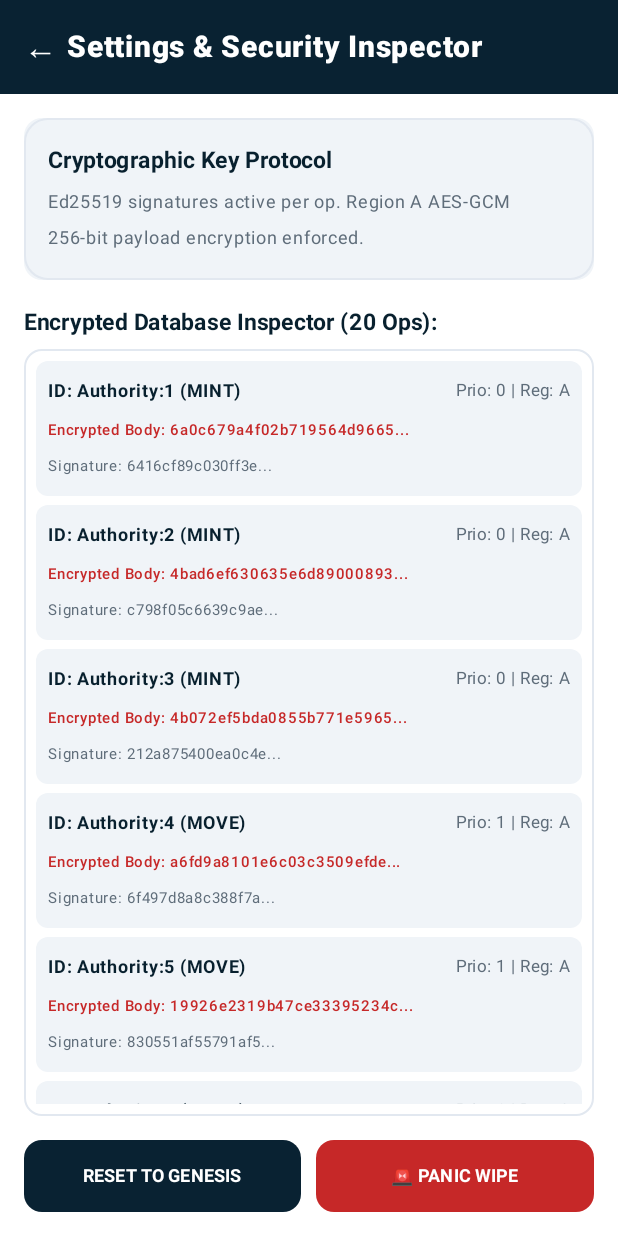
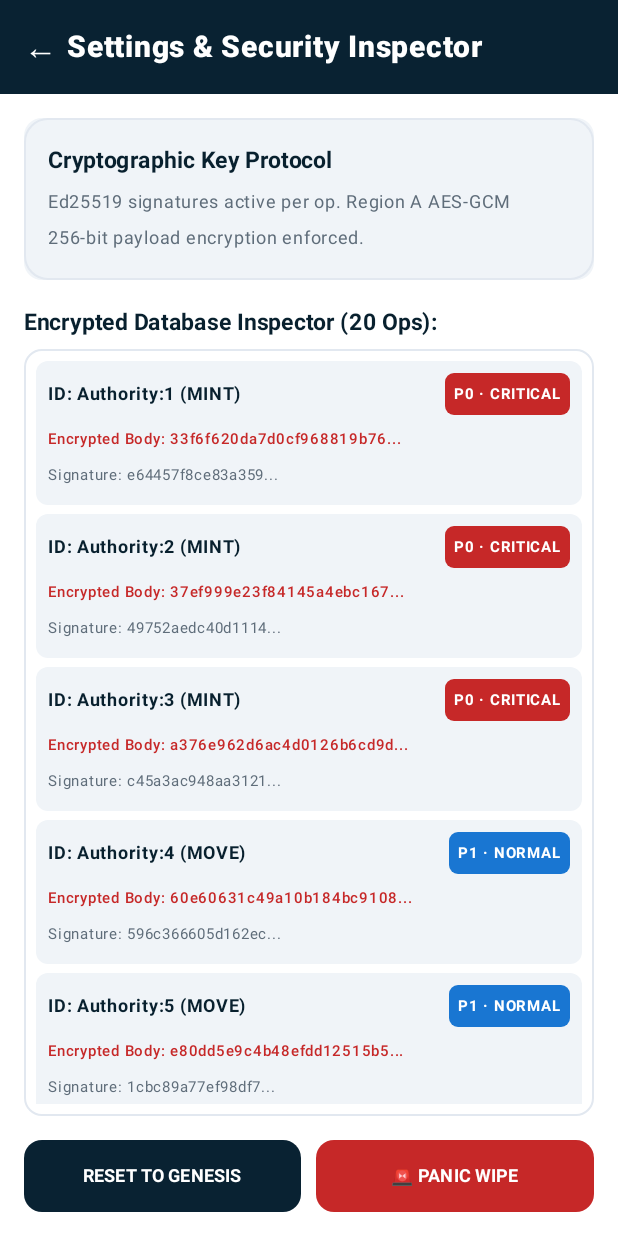
Before and after one commit to Yokesveren/Cantina_devhost, an Android app built with Jetpack Compose: the screen it shows after launch (MainActivity), after a tap on "⚙️", on a phone screen of 412 x 824 dp. Run offline under Robolectric (Android 15) with nearby library versions, the phone set to English and light mode, and no system bars; libraries missing offline, so code that uses them is left out: com.google.android.gms, org.bouncycastle.crypto; 30 statements that could not run were skipped; 1 other tap on this screen came first.

Commit message:
add dynamic op priority mapping and Database Inspector priority badges

```diff
--- a/androidApp/src/main/kotlin/com/example/deaddrop/MainActivity.kt
+++ b/androidApp/src/main/kotlin/com/example/deaddrop/MainActivity.kt
@@ -1055,17 +1055,39 @@ fun SettingsScreen(
                 items(ops) { op ->
                     val bodyHex = op.body.joinToString("") { "%02x".format(it) }.take(24) + "..."
                     val sigHex = op.sig.joinToString("") { "%02x".format(it) }.take(16) + "..."
+                    val (prioLabel, prioColor) = when (op.priority) {
+                        0 -> Pair("P0 · CRITICAL", EmergencyRed)
+                        1 -> Pair("P1 · NORMAL", Color(0xFF1976D2))
+                        2 -> Pair("P2 · LOW", Color(0xFF757575))
+                        else -> Pair("P${op.priority}", Color.Gray)
+                    }
+
                     Card(
                         modifier = Modifier.fillMaxWidth(),
                         colors = CardDefaults.cardColors(containerColor = TileCardBg),
                         shape = RoundedCornerShape(8.dp)
                     ) {
                         Column(modifier = Modifier.padding(8.dp)) {
-                            Row(modifier = Modifier.fillMaxWidth(), horizontalArrangement = Arrangement.SpaceBetween) {
+                            Row(
+                                modifier = Modifier.fillMaxWidth(),
+                                horizontalArrangement = Arrangement.SpaceBetween,
+                                verticalAlignment = Alignment.CenterVertically
+                            ) {
                                 Text("ID: ${op.id} (${op.kind})", fontWeight = FontWeight.Bold, fontSize = 12.sp, color = DarkNavyText)
-                                Text("Prio: ${op.priority} | Reg: ${op.region}", fontSize = 11.sp, color = LightSubtext)
+                                Surface(
+                                    shape = RoundedCornerShape(6.dp),
+                                    color = prioColor
+                                ) {
+                                    Text(
+                                        prioLabel,
+                                        color = Color.White,
+                                        fontWeight = FontWeight.Bold,
+                                        fontSize = 10.sp,
+                                        modifier = Modifier.padding(horizontal = 6.dp, vertical = 2.dp)
+                                    )
+                                }
                             }
-                            Spacer(modifier = Modifier.height(2.dp))
+                            Spacer(modifier = Modifier.height(4.dp))
                             Text("Encrypted Body: $bodyHex", fontSize = 10.sp, color = EmergencyRed, fontWeight = FontWeight.SemiBold)
                             Text("Signature: $sigHex", fontSize = 10.sp, color = LightSubtext)
                         }
```
Also changed, not shown: androidApp/src/main/kotlin/com/example/deaddrop/MainViewModel.kt (+110 -20 lines), androidApp/src/main/assets/demo_plan.json, 1 other file.
